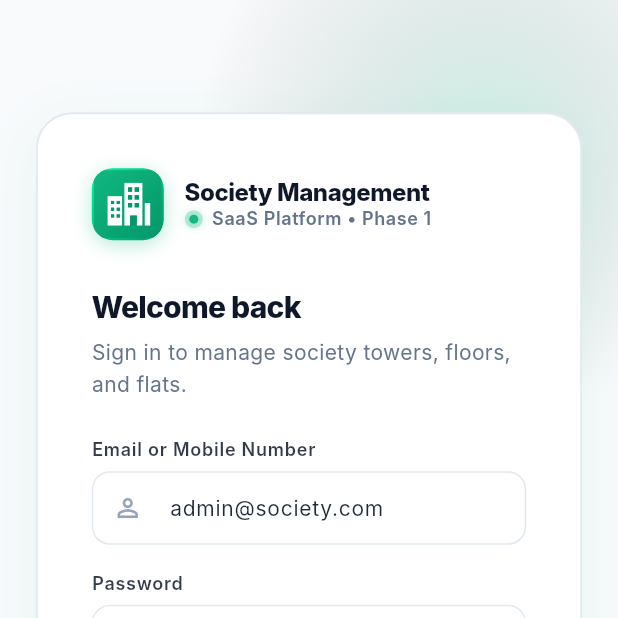
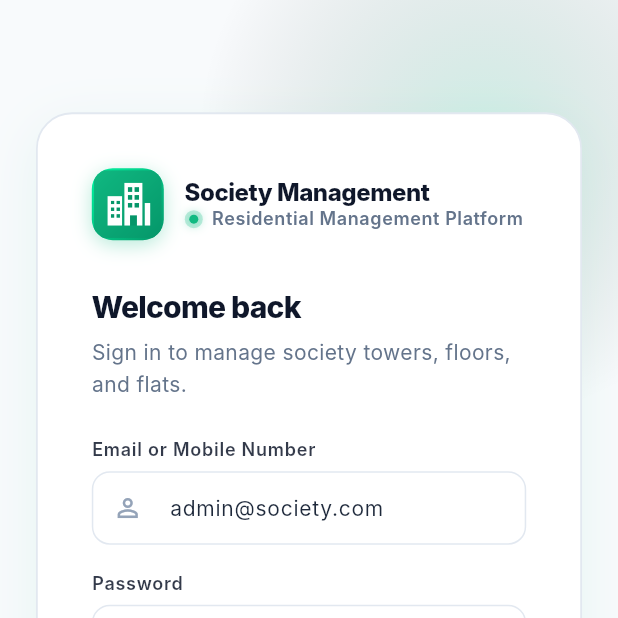
Before and after one commit to ShrujalShah8511/Society-Management, a Flutter app: the screen it shows after launch, on a phone screen of 412 x 824 dp, the top half of it. Run offline on Flutter 3.47's test engine with Material 3 defaults, Android fonts, the phone set to English and light mode, and no system bars; our stand-ins replace firebase_analytics, firebase_core, firebase_messaging, flutter_riverpod, flutter_secure_storage, go_router and 2 more; missing offline and left inert: dart:html; accounts and stored records are empty; Roboto replaces fonts that are missing (Inter).

Commit message:
chore: remove 'Phase 1' references and 'Cloud Sync Active' labels across the app

```diff
--- a/lib/core/constants/app_constants.dart
+++ b/lib/core/constants/app_constants.dart
@@ -2,9 +2,9 @@ class AppConstants {
   AppConstants._();
 
   static const String appName = 'Society Management';
-  static const String appVersion = '1.0.0 (Phase 1)';
+  static const String appVersion = '1.0.0';
   static const String appTagline = 'Apartment & Flat Administration System';
 
-  // Default Tenant/Society identifier for Phase 1 (Supabase Shyam Heights)
+  // Default Tenant/Society identifier (Supabase Shyam Heights)
   static const String defaultSocietyId = '0bb542a1-9954-4bc7-a4d8-cf1821341681';
 }
--- a/lib/features/authentication/presentation/login_screen.dart
+++ b/lib/features/authentication/presentation/login_screen.dart
@@ -172,7 +172,7 @@ class _LoginScreenState extends ConsumerState<LoginScreen> {
                                         const PulsingStatusDot(color: AppColors.success, size: 6),
                                         const SizedBox(width: 6),
                                         Text(
-                                          'SaaS Platform • Phase 1',
+                                          'Residential Management Platform',
                                           style: Theme.of(context).textTheme.bodySmall?.copyWith(
                                                 color: AppColors.slate500,
                                                 fontWeight: FontWeight.w600,
--- a/lib/features/dashboard/presentation/dashboard_screen.dart
+++ b/lib/features/dashboard/presentation/dashboard_screen.dart
@@ -676,7 +676,7 @@ class _DashboardScreenState extends ConsumerState<DashboardScreen> {
           ),
           const SizedBox(height: 12),
           Text(
-            'Phase 1 Operational • Cloud Sync Active',
+            'All Systems Operational',
             style: TextStyle(fontSize: 12, color: isDark ? AppColors.slate400 : AppColors.slate500),
           ),
         ],
--- a/lib/features/settings/presentation/settings_screen.dart
+++ b/lib/features/settings/presentation/settings_screen.dart
@@ -163,7 +163,7 @@ class SettingsScreen extends ConsumerWidget {
                     ListTile(
                       leading: const Icon(Icons.info_outline),
                       title: const Text('About Application'),
-                      subtitle: const Text('Phase 1 Society Management Application'),
+                      subtitle: const Text('Society Management Application'),
                       trailing: const Text(
                         'v${AppConstants.appVersion}',
                         style: TextStyle(fontWeight: FontWeight.w600, color: AppColors.slate500),
@@ -172,7 +172,7 @@ class SettingsScreen extends ConsumerWidget {
                         _showPlaceholderDialog(
                           context,
                           'About ${AppConstants.appName}',
-                          '${AppConstants.appName} is a scalable single-codebase Flutter application engineered for multi-platform management across Android, iOS, and Web.\n\nPhase 1 Scope covers:\n• Authentication & Session\n• Role & Permissions Architecture\n• Society Profile Management\n• Tower Management\n• Floor Management\n• Flat Management\n• Role-Aware Dashboard & Settings.',
+                          '${AppConstants.appName} is a scalable single-codebase Flutter application engineered for multi-platform management across Android, iOS, and Web.\n\nFeatures include:\n• Authentication & Session\n• Role & Permissions Architecture\n• Society Profile Management\n• Tower Management\n• Floor Management\n• Flat Management\n• Role-Aware Dashboard & Settings.',
                         );
                       },
                     ),
@@ -186,7 +186,7 @@ class SettingsScreen extends ConsumerWidget {
                         _showPlaceholderDialog(
                           context,
                           'Privacy Policy',
-                          'This application values your privacy. Phase 1 manages resident account data, society identifiers, and flat inventory securely in accordance with local regulations.\n\nAll credentials and session tokens are stored using secure encryption mechanisms.',
+                          'This application values your privacy. It manages resident account data, society identifiers, and flat inventory securely in accordance with local regulations.\n\nAll credentials and session tokens are stored using secure encryption mechanisms.',
                         );
                       },
                     ),
--- a/pubspec.yaml
+++ b/pubspec.yaml
@@ -1,5 +1,5 @@
 name: society_management
-description: "Phase 1 Society Management Application for Android, iOS, and Web."
+description: "Society Management Application for Android, iOS, and Web."
 publish_to: 'none'
 version: 1.0.0+1
 
```
Also changed, not shown: 2 other files.
